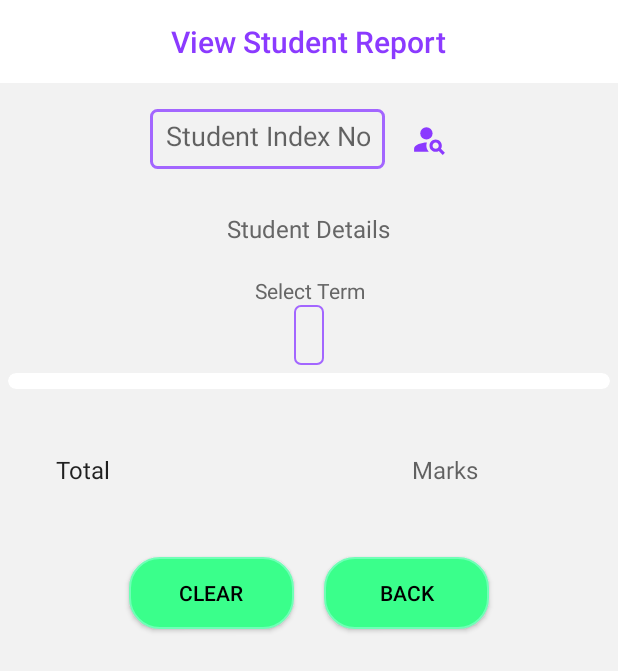
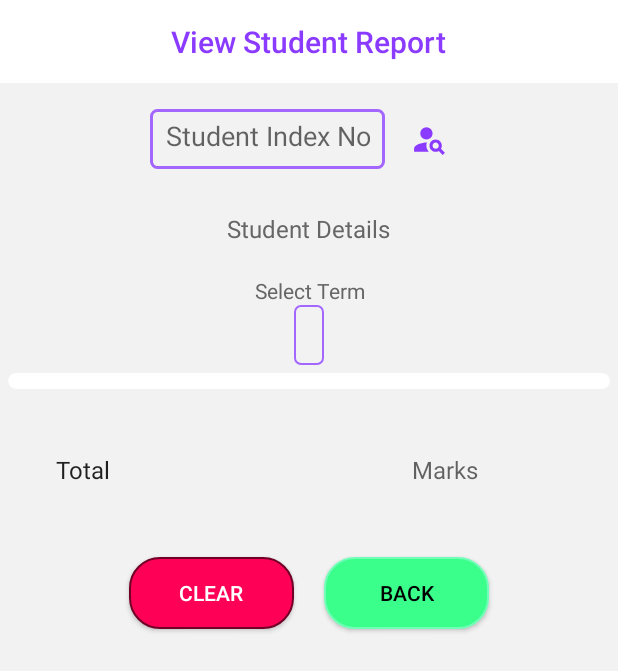
Before and after one commit to ZikrAashik/Smart-Marks, an Android app: the TeacherReportViewActivity screen opened directly, with no data from a screen before it, on a phone screen of 412 x 824 dp. Shown: the top 671 px of the screen. Run offline under Robolectric (Android 15) with nearby library versions, the phone set to English and light mode, and no system bars; our stand-ins replace Firebase (no records; nobody signed in at launch, a user with empty details on screens opened directly).

Commit message:
UI enhancements

```diff
--- a/app/src/main/res/layout/activity_teacher_report_view.xml
+++ b/app/src/main/res/layout/activity_teacher_report_view.xml
@@ -167,10 +167,10 @@
         android:layout_height="wrap_content"
         android:layout_margin="@dimen/spacing_middle"
         android:layout_marginTop="@dimen/spacing_large"
-        android:background="@drawable/button_secondary_shape"
+        android:background="@drawable/button_ternary_shape"
         android:onClick="clearData"
         android:text="Clear"
-        android:textColor="@android:color/black" />
+        android:textColor="@android:color/white" />
 
     <androidx.appcompat.widget.AppCompatButton
         android:id="@+id/btn_back"
```
